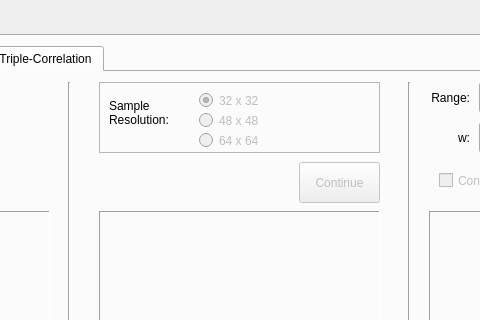
The window that local_GUI/mainv6.ui (nklose/ICS) describes before a commit, drawn with Qt 5; both pictures show x 255 to 735 and y 0 to 320 of the 1024 by 670 pixel window.
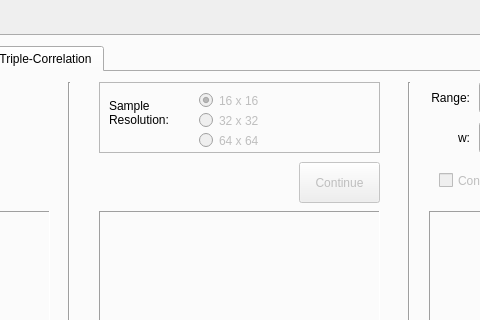
The same window after the commit. The open tabs and pages were chosen to show the change. Icons and pictures are not drawn.

Commit message: Changed radio buttons from 32/48/64 to 16/32/64

The edit to the form file:
```diff
--- a/local_GUI/mainv6.ui
+++ b/local_GUI/mainv6.ui
@@ -2315,7 +2315,7 @@
          <bool>true</bool>
         </property>
        </widget>
-       <widget class="QRadioButton" name="resolution32">
+       <widget class="QRadioButton" name="resolution16">
         <property name="enabled">
          <bool>false</bool>
         </property>
@@ -2328,13 +2328,13 @@
          </rect>
         </property>
         <property name="text">
-         <string>32 x 32</string>
+         <string>16 x 16</string>
         </property>
         <property name="checked">
          <bool>true</bool>
         </property>
        </widget>
-       <widget class="QRadioButton" name="resolution48">
+       <widget class="QRadioButton" name="resolution32">
         <property name="enabled">
          <bool>false</bool>
         </property>
@@ -2347,7 +2347,7 @@
          </rect>
         </property>
         <property name="text">
-         <string>48 x 48</string>
+         <string>32 x 32</string>
         </property>
        </widget>
        <widget class="QRadioButton" name="resolution64">
```
